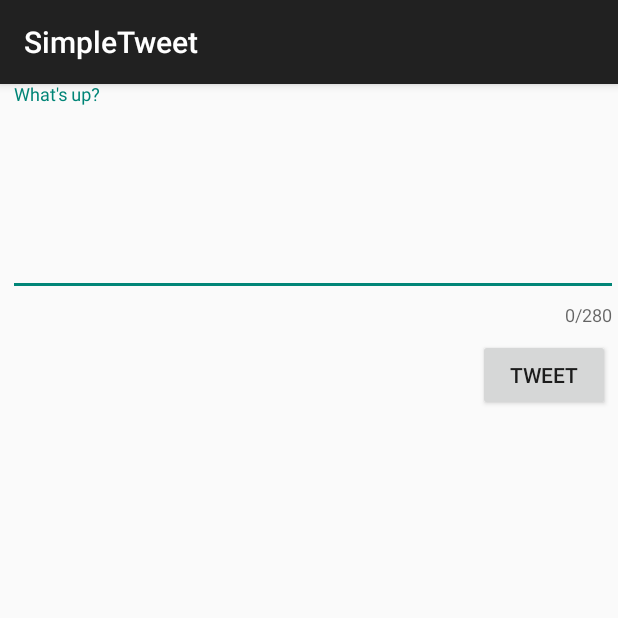
After one commit to stevens34400/Codepath_Android, an Android app: the ComposeActivity screen opened directly, with no data from a screen before it, on a phone screen of 412 x 824 dp, the top half of it. The commit adds this screen. Run offline under Robolectric (Android 15) with nearby library versions, the phone set to English and light mode, and no system bars; our stand-ins replace Room's generated code; libraries missing offline, so code that uses them is left out: com.codepath.asynchttpclient, com.facebook.stetho, org.parceler; 1 statement that could not run was skipped.

Commit message:
implement tweet functionality

```diff
--- a/Simple_Tweet/app/build.gradle
+++ b/Simple_Tweet/app/build.gradle
@@ -45,10 +45,12 @@ dependencies {
     implementation 'com.github.bumptech.glide:glide:4.11.0'
     implementation 'androidx.constraintlayout:constraintlayout:2.0.4'
     implementation 'androidx.recyclerview:recyclerview:1.1.0'
+    implementation 'com.google.android.material:material:1.3.0'
     // Room for simple persistence with an ORM
     def room_version = "2.2.5"
     implementation "androidx.room:room-runtime:$room_version"
     annotationProcessor "androidx.room:room-compiler:$room_version"
     implementation 'com.facebook.stetho:stetho:1.5.1'
     implementation 'androidx.swiperefreshlayout:swiperefreshlayout:1.0.0'
+    implementation 'org.parceler:parceler-api:1.1.12'
 }
--- a/Simple_Tweet/app/src/main/AndroidManifest.xml
+++ b/Simple_Tweet/app/src/main/AndroidManifest.xml
@@ -13,7 +13,8 @@
         android:icon="@drawable/ic_launcher"
         android:label="@string/app_name"
         android:theme="@style/AppTheme">
-        <activity android:name=".TimelineActivity"></activity>
+        <activity android:name=".ComposeActivity"></activity>
+        <activity android:name=".TimelineActivity" />
         <activity
             android:name=".LoginActivity"
             android:label="@string/app_name"
--- /dev/null
+++ b/Simple_Tweet/app/src/main/java/com/codepath/apps/restclienttemplate/ComposeActivity.java
@@ -0,0 +1,80 @@
+package com.codepath.apps.restclienttemplate;
+
+import androidx.appcompat.app.AppCompatActivity;
+
+import android.content.Intent;
+import android.os.Bundle;
+import android.util.Log;
+import android.view.View;
+import android.widget.Button;
+import android.widget.EditText;
+import android.widget.Toast;
+
+import com.codepath.apps.restclienttemplate.models.Tweet;
+import com.codepath.asynchttpclient.callback.JsonHttpResponseHandler;
+
+import org.json.JSONException;
+import org.parceler.Parcels;
+
+import okhttp3.Headers;
+
+public class ComposeActivity extends AppCompatActivity {
+
+    public static final String TAG = "ComposeActivity";
+    public static final int MAX_TWEET_LENGTH = 280;
+
+    EditText etCompose;
+    Button btnCompose;
+
+    TwitterClient client;
+
+    @Override
+    protected void onCreate(Bundle savedInstanceState) {
+        super.onCreate(savedInstanceState);
+        setContentView(R.layout.activity_compose);
+
+        client = TwitterApp.getRestClient(this);
+
+        etCompose = findViewById(R.id.etCompose);
+        btnCompose = findViewById(R.id.btnCompose);
+
+        // Set click listener on btn
+        btnCompose.setOnClickListener(new View.OnClickListener(){
+            @Override
+            public void onClick(View view) {
+                final String tweetContent = etCompose.getText().toString();
+                if (tweetContent.isEmpty()){
+                    Toast.makeText(ComposeActivity.this,"empty",Toast.LENGTH_SHORT).show();
+                    return;
+                }
+                if (tweetContent.length()>MAX_TWEET_LENGTH){
+                    Toast.makeText(ComposeActivity.this,"too long",Toast.LENGTH_SHORT).show();
+                    return;
+                }
+                Toast.makeText(ComposeActivity.this,tweetContent,Toast.LENGTH_SHORT).show();
+                // After clicking on btn, make an api call to twitter
+                client.publishTweet(tweetContent, new JsonHttpResponseHandler() {
+                    @Override
+                    public void onSuccess(int statusCode, Headers headers, JSON json) {
+                        Log.i(TAG,"onSuccess");
+                        try {
+                            Tweet tweet = Tweet.fromJson(json.jsonObject);
+                            Log.i(TAG,"tweetSuccess" + tweet);
+                            Intent intent = new Intent();
+                            intent.putExtra("tweet", Parcels.wrap(tweet));
+                            setResult(RESULT_OK, intent);
+                            finish();
+                        } catch (JSONException e) {
+                            e.printStackTrace();
+                        }
+                    }
+
+                    @Override
+                    public void onFailure(int statusCode, Headers headers, String response, Throwable throwable) {
+                        Log.e(TAG,"onFailure",throwable);
+                    }
+                });
+            }
+        });
+    }
+}
--- a/Simple_Tweet/app/src/main/java/com/codepath/apps/restclienttemplate/models/Tweet.java
+++ b/Simple_Tweet/app/src/main/java/com/codepath/apps/restclienttemplate/models/Tweet.java
@@ -8,16 +8,21 @@ import com.codepath.apps.restclienttemplate.TimeFormatter;
 import org.json.JSONArray;
 import org.json.JSONException;
 import org.json.JSONObject;
+import org.parceler.Parcel;
 
 import java.util.ArrayList;
 import java.util.List;
 
+@Parcel
 public class Tweet {
     public static final String TAG = "Tweet";
 
     public String body;
     public String createdAt;
     public User user;
+
+    //Empty constructor
+    public Tweet(){}
 
     public static Tweet fromJson(JSONObject jsonObject) throws JSONException {
         Tweet tweet = new Tweet();
--- a/Simple_Tweet/app/src/main/java/com/codepath/apps/restclienttemplate/models/User.java
+++ b/Simple_Tweet/app/src/main/java/com/codepath/apps/restclienttemplate/models/User.java
@@ -2,12 +2,17 @@ package com.codepath.apps.restclienttemplate.models;
 
 import org.json.JSONException;
 import org.json.JSONObject;
+import org.parceler.Parcel;
 
+@Parcel
 public class User {
 
     public String name;
     public String screenName;
     public String profileImageUrl;
+
+    //empty constructor
+    public User(){};
 
     public static User fromJson(JSONObject jsonObject) throws JSONException {
         User user = new User();
--- /dev/null
+++ b/Simple_Tweet/app/src/main/res/layout/activity_compose.xml
@@ -0,0 +1,43 @@
+<?xml version="1.0" encoding="utf-8"?>
+<RelativeLayout
+    xmlns:android="http://schemas.android.com/apk/res/android"
+    xmlns:app="http://schemas.android.com/apk/res-auto"
+    xmlns:tools="http://schemas.android.com/tools"
+    android:layout_width="match_parent"
+    android:layout_height="match_parent"
+    tools:context=".ComposeActivity">
+
+    <com.google.android.material.textfield.TextInputLayout
+        android:layout_width="match_parent"
+        android:layout_height="wrap_content"
+        app:counterEnabled="true"
+        app:counterMaxLength="280">
+
+        <EditText
+            android:id="@+id/etCompose"
+            android:layout_width="match_parent"
+            android:layout_height="wrap_content"
+            android:layout_alignParentTop="true"
+            android:layout_alignParentEnd="true"
+            android:layout_marginStart="5dp"
+            android:layout_marginTop="3dp"
+            android:layout_marginEnd="0dp"
+            android:ems="10"
+            android:gravity="start|top"
+            android:hint="What's up?"
+            android:inputType="textMultiLine"
+            android:minLines="5" />
+
+    </com.google.android.material.textfield.TextInputLayout>
+
+
+    <Button
+        android:id="@+id/btnCompose"
+        android:layout_width="wrap_content"
+        android:layout_height="wrap_content"
+        android:layout_alignParentEnd="true"
+        android:layout_marginTop="170dp"
+        android:layout_marginEnd="5dp"
+        android:text="@string/tweet" />
+
+</RelativeLayout>
--- a/Simple_Tweet/app/src/main/res/values/strings.xml
+++ b/Simple_Tweet/app/src/main/res/values/strings.xml
@@ -5,5 +5,6 @@
     <string name="login_label">Log in</string>
     <string name="intent_scheme">oauth</string>
     <string name="intent_host">cprest</string>
+    <string name="tweet">Tweet</string>
 
 </resources>
```
Also changed, not shown: Simple_Tweet/app/src/main/java/com/codepath/apps/restclienttemplate/TimelineActivity.java (+39 -0 lines), Simple_Tweet/app/src/main/java/com/codepath/apps/restclienttemplate/TwitterClient.java (+8 -0 lines), Simple_Tweet/app/src/main/res/menu/menu_main.xml (added, +10 -0 lines).
